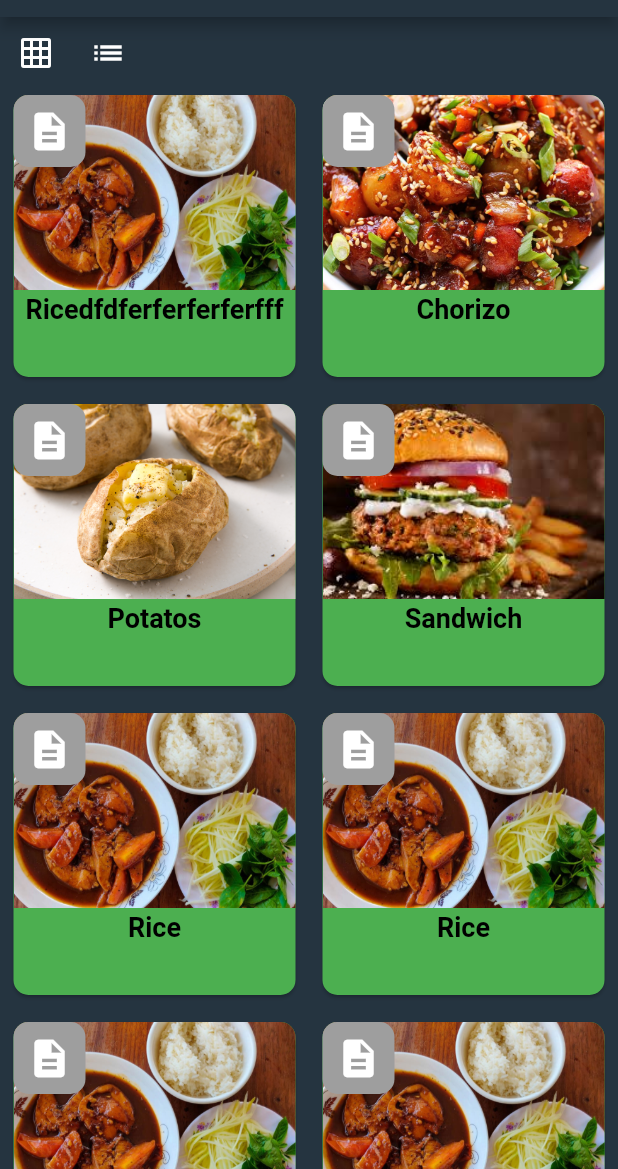
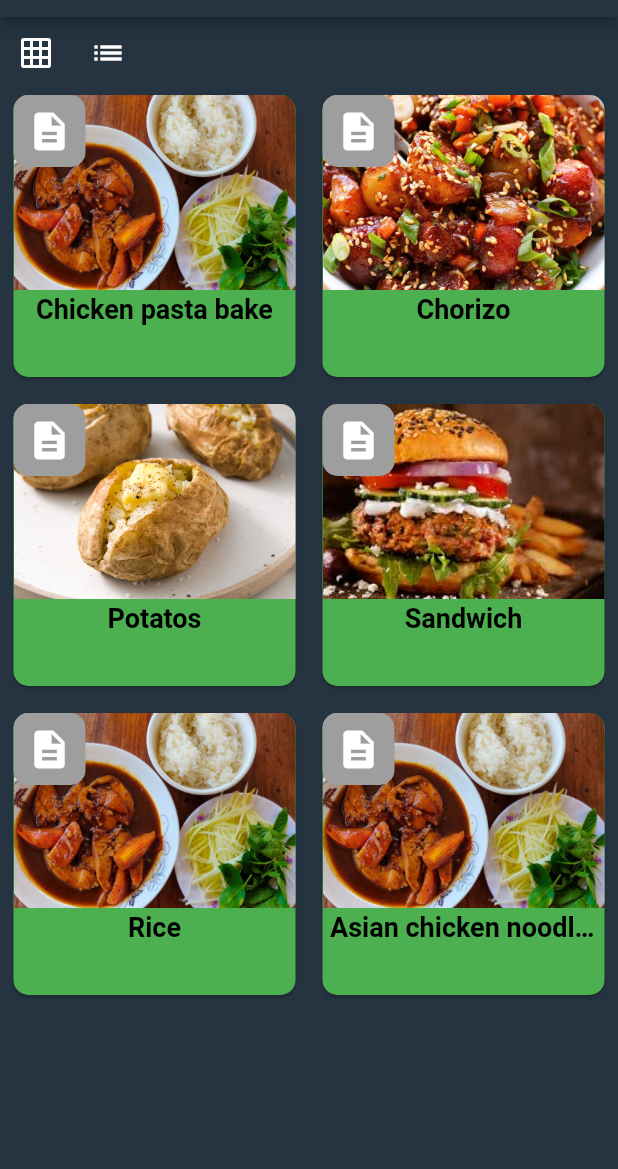
Before and after one commit to sokheangchhat/recipes, a Flutter app: the screen it shows after launch, on a phone screen of 412 x 824 dp, the part 67-1236 px from its top. Run offline on Flutter 3.47's test engine with Material 2 defaults, Android fonts, the phone set to English and light mode, and no system bars; our stand-ins replace sqflite, toast; accounts and stored records are empty.

```diff
--- a/lib/bloc/bloc.dart
+++ b/lib/bloc/bloc.dart
@@ -1,5 +1,3 @@
-// import 'package:flutter/material.dart';
-
 abstract class Bloc{
   void dispose();
 }
--- a/lib/controller/my_recipe_controller.dart
+++ b/lib/controller/my_recipe_controller.dart
@@ -2,16 +2,16 @@ import 'package:recipes/services/connection.dart';
 import 'package:sqflite/sqflite.dart';
 
 class MyRecipeController {
-  RecipceConnection _recipceConnection;
+  RecipceConnection _recipeConnection;
   MyRecipeController() {
-    this._recipceConnection= RecipceConnection();
+    this._recipeConnection= RecipceConnection();
   }
 
   static Database _database;
   Future<Database> get database async{
     if(_database != null )
       return _database;
-    _database = await _recipceConnection.setDatabase();
+    _database = await _recipeConnection.setDatabase();
       return _database;
   }
   // Inserting data
--- a/lib/models/data.dart
+++ b/lib/models/data.dart
@@ -4,17 +4,17 @@ List<Map<String, dynamic>> recipes = [
 
   {
     "image": "themes/images/rice.jpg",
-    "title": "Ricedfdferferferferfff",
+    "title": "Chicken pasta bake",
     "nutrition": ["kcal: 318", "fat: 13g"," saturates: 6g", "carbs: 36g","sugars:8g","fibre: 4g","protein:13g","salt: 1.7g"],
     "ingredients": ["1 tbsp olive oil","1 onion , finely chopped","2 garlic cloves , crushed","120g chorizo , diced","2 x 400g cans chopped tomatoes","1 tsp caster sugar"," 600g fresh gnocchi","125g mozzarella ball, cut into chunks","small bunch of basil , torn","small bunch of basil , torn","green salad , to serve"],
-    "steps": ["ddoen","eofj","dfoef"],
+    "steps": ["Heat the oil in a medium pan over a medium heat. Fry the onion and garlic for 8-10 mins until soft. Add the chorizo and fry for 5 mins more. Tip in the tomatoes and sugar, and season. Bring to a simmer, then add the gnocchi and cook for 8 mins, stirring often, until soft. Heat the grill to high.","Stir ¾ of the mozzarella and most of the basil through the gnocchi. Divide the mixture between six ovenproof ramekins, or put in one baking dish. Top with the remaining mozzarella, then grill for 3 mins, or until the cheese is melted and golden. Season, scatter over the remaining basil and serve with green salad.","Heat the oil in a medium pan over a medium heat."],
   },
   {
     "image": "themes/images/delish.jpg",
     "title": "Chorizo",
-    "nutrition": ["kcal: 318", "fat: 13g"," saturates: 6g", "carbs: 36g","sugars:8g","fibre: 4g","protein:13g","salt: 1.7g"],
-    "ingredients": ["1 tbsp olive oil","1 onion , finely chopped","2 garlic cloves , crushed","120g chorizo , diced","2 x 400g cans chopped tomatoes","1 tsp caster sugar"," 600g fresh gnocchi","125g mozzarella ball, cut into chunks","small bunch of basil , torn","small bunch of basil , torn","green salad , to serve"],
-    "steps": ["Heat the oil in a medium pan over a medium heat. Fry the onion and garlic for 8-10 mins until soft. Add the chorizo and fry for 5 mins more. Tip in the tomatoes and sugar, and season. Bring to a simmer, then add the gnocchi and cook for 8 mins, stirring often, until soft. Heat the grill to high.","Stir ¾ of the mozzarella and most of the basil through the gnocchi. Divide the mixture between six ovenproof ramekins, or put in one baking dish. Top with the remaining mozzarella, then grill for 3 mins, or until the cheese is melted and golden. Season, scatter over the remaining basil and serve with green salad."],
+    "nutrition": ["kcal: 575", "fat: 30g"," saturates: 14g", "carbs: 41g","sugars:9g","fibre: 5g","protein:33g","salt: 0.5g"],
+    "ingredients": ["4 tbsp olive oil","1 onion , finely chopped","2 garlic cloves , crushed","120g chorizo , diced","2 x 400g cans chopped tomatoes","1 tsp caster sugar"," 600g fresh gnocchi","125g mozzarella ball, cut into chunks","small bunch of basil , torn","small bunch of basil , torn","green salad , to serve"],
+    "steps": ["Heat 2 tbsp of the oil in a pan over a medium heat and fry the onion gently for 10-12 mins. Add the garlic and chilli flakes and cook for 1 min. Tip in the tomatoes and sugar and season to taste. Simmer uncovered for 20 mins or until thickened, then stir through the mascarpone. ","Heat 1 tbsp of oil in a non-stick frying pan. Season the chicken and fry for 5-7 mins or until the chicken is cooked through. ","Heat the oven to 220C/200C fan/gas 7. Cook the penne following pack instructions. Drain and toss with the remaining oil. Tip the pasta into a medium sized ovenproof dish. Stir in the chicken and pour over the sauce. Top with the cheddar, mozzarella and parsley. Bake for 20 mins or until golden brown and bubbling."],
   },
   {
     "image": "themes/images/potato.png",
@@ -26,17 +26,10 @@ List<Map<String, dynamic>> recipes = [
   {
     "image": "themes/images/jaja.jpeg",
     "title": "Sandwich",
-    "nutrition": ["kcal: 318", "fat: 13g"," saturates: 6g", "carbs: 36g","sugars:8g","fibre: 4g","protein:13g","salt: 1.7g"],
-    "ingredients": ["1 tbsp olive oil","1 onion , finely chopped","2 garlic cloves , crushed","120g chorizo , diced","2 x 400g cans chopped tomatoes","1 tsp caster sugar"," 600g fresh gnocchi","125g mozzarella ball, cut into chunks","small bunch of basil , torn","small bunch of basil , torn","green salad , to serve"],
-    "steps": ["Heat the oil in a medium pan over a medium heat. Fry the onion and garlic for 8-10 mins until soft. Add the chorizo and fry for 5 mins more. Tip in the tomatoes and sugar, and season. Bring to a simmer, then add the gnocchi and cook for 8 mins, stirring often, until soft. Heat the grill to high.","Stir ¾ of the mozzarella and most of the basil through the gnocchi. Divide the mixture between six ovenproof ramekins, or put in one baking dish. Top with the remaining mozzarella, then grill for 3 mins, or until the cheese is melted and golden. Season, scatter over the remaining basil and serve with green salad.","Heat the oil in a medium pan over a medium heat."],
+    "nutrition": ["kcal: 217", "fat: 2g"," saturates: 0.4g", "carbs: 26g","sugars:1g","fibre: 0.6g","protein:26g","salt: 2.5g"],
+    "ingredients": ["1 boneless, skinless chicken breast (about 175g)","1 tsp chopped fresh ginger","1 garlic clove, finely chopped","50g rice or wheat noodles","2 tbsp sweetcorn, canned or frozen","2-3 mushrooms, thinly sliced","2 spring onions, shredded","2 tsp soy sauce, plus extra for serving","mint or basil leaves and a little shredded chilli (optional), to serve"],
+    "steps": ["Pour the stock into a pan and add the chicken breast, ginger and garlic. Bring to the boil, then reduce the heat, partly cover and simmer for 20 mins, until the chicken is tender.","Put the chicken on a board and shred into bite-size pieces using a couple of forks. Return the chicken to the stock with the noodles, sweetcorn, mushrooms, spring onion and soy sauce. Simmer for 3-4 mins until the noodles are tender.","Ladle into two bowls and scatter over the remaining spring onion, mint or basil leaves and chilli, if using. Serve with extra soy sauce."],
 
-  },
-  {
-    "image": "themes/images/rice.jpg",
-    "title": "Rice",
-    "nutrition": ["kcal: 318", "fat: 13g"," saturates: 6g", "carbs: 36g","sugars:8g","fibre: 4g","protein:13g","salt: 1.7g"],
-    "ingredients": ["1 tbsp olive oil","1 onion , finely chopped","2 garlic cloves , crushed","120g chorizo , diced","2 x 400g cans chopped tomatoes","1 tsp caster sugar"," 600g fresh gnocchi","125g mozzarella ball, cut into chunks","small bunch of basil , torn","small bunch of basil , torn","green salad , to serve"],
-    "steps": ["this is a php.","this is a apple","this is a dog"],
   },
   {
     "image": "themes/images/rice.jpg",
@@ -47,17 +40,12 @@ List<Map<String, dynamic>> recipes = [
   },
   {
     "image": "themes/images/rice.jpg",
-    "title": "Rice",
+    "title": "Asian chicken noodle soup",
     "nutrition": ["kcal: 318", "fat: 13g"," saturates: 6g", "carbs: 36g","sugars:8g","fibre: 4g","protein:13g","salt: 1.7g"],
     "ingredients": ["1 tbsp olive oil","1 onion , finely chopped","2 garlic cloves , crushed","120g chorizo , diced","2 x 400g cans chopped tomatoes","1 tsp caster sugar"," 600g fresh gnocchi","125g mozzarella ball, cut into chunks","small bunch of basil , torn","small bunch of basil , torn","green salad , to serve"],
-    "steps": ["Heat the oil in a medium pan over a medium heat. Fry the onion and garlic for 8-10 mins until soft. Add the chorizo and fry for 5 mins more. Tip in the tomatoes and sugar, and season. Bring to a simmer, then add the gnocchi and cook for 8 mins, stirring often, until soft. Heat the grill to high.","Stir ¾ of the mozzarella and most of the basil through the gnocchi. Divide the mixture between six ovenproof ramekins, or put in one baking dish. Top with the remaining mozzarella, then grill for 3 mins, or until the cheese is melted and golden. Season, scatter over the remaining basil and serve with green salad."],
-  },
-  {
-    "image": "themes/images/rice.jpg",
-    "title": "Rice",
-    "nutrition": ["kcal: 318", "fat: 13g"," saturates: 6g", "carbs: 36g","sugars:8g","fibre: 4g","protein:13g","salt: 1.7g"],
-    "ingredients": ["1 tbsp olive oil","1 onion , finely chopped","2 garlic cloves , crushed","120g chorizo , diced","2 x 400g cans chopped tomatoes","1 tsp caster sugar"," 600g fresh gnocchi","125g mozzarella ball, cut into chunks","small bunch of basil , torn","small bunch of basil , torn","green salad , to serve"],
-    "steps": ["Heat the oil in a medium pan over a medium heat. Fry the onion and garlic for 8-10 mins until soft. Add the chorizo and fry for 5 mins more. Tip in the tomatoes and sugar, and season. Bring to a simmer, then add the gnocchi and cook for 8 mins, stirring often, until soft. Heat the grill to high.","Stir ¾ of the mozzarella and most of the basil through the gnocchi. Divide the mixture between six ovenproof ramekins, or put in one baking dish. Top with the remaining mozzarella, then grill for 3 mins, or until the cheese is melted and golden. Season, scatter over the remaining basil and serve with green salad."],
+    "steps": ["Slice the chicken breasts into strips about 1cm wide and the full length of the breast. Briefly marinate the chicken in the sake and leave to one side for a few mins.","Mix the ginger with the whites of the spring onions, soy sauce, sesame oil and garlic.","Put 2 litres of water in a saucepan and bring to the boil. Pour in the ginger soy mixture, reduce the heat and cook just below a simmer for 5 mins.","Add the chicken and sake mix, noodles and chillies to the stock and turn the heat up. As soon as the broth comes to the boil, turn off the heat. Slowly pour the egg into the broth, stirring all the time. Add the green parts of the spring onions and stir through. Leave to sit for 2 mins.","Ladle the soup evenly into six bowls. Sprinkle with the toasted sesame seeds and coriander, with a few seaweed flakes, if you like."],
   },
 
+
+
 ];
--- a/lib/screens/myrecipes_screen.dart
+++ b/lib/screens/myrecipes_screen.dart
@@ -12,7 +12,7 @@ class MyRecipesScreen extends StatefulWidget {
   final recipeItem;
   final save;
 
-  const MyRecipesScreen({Key key, this.recipeItem, this.save}) : super(key: key);
+  MyRecipesScreen({Key key, this.recipeItem, this.save}) : super(key: key);
 
   @override
   _MyRecipesScreenState createState() => _MyRecipesScreenState();
--- a/lib/screens/recipes_screen.dart
+++ b/lib/screens/recipes_screen.dart
@@ -161,7 +161,7 @@ class _RecipesScreenState extends State<RecipesScreen> {
                 Container(
                   child: ListTile(
                     leading: Icon(Icons.save),
-                    title: Text('Myrecipes'),
+                    title: Text('My Recipes'),
                     onTap: () {
                       Navigator.push(
                         context,
@@ -222,10 +222,10 @@ class _RecipesScreenState extends State<RecipesScreen> {
       padding: const EdgeInsets.all(10),
       itemCount: recipes.length,
       itemBuilder: (BuildContext context, index) {
-        // return Text(recipes[index]['title']);
         return RecipesListCard(
           recipeItem: recipes[index],
         );
-      });
+      }
+    );
   }
 }
--- a/pubspec.yaml
+++ b/pubspec.yaml
@@ -52,6 +52,7 @@ flutter:
     - themes/images/potato.png
     - themes/images/rice.jpg
 
+
   # An image asset can refer to one or more resolution-specific "variants", see
   # https://flutter.dev/assets-and-images/#resolution-aware.
 
```
Also changed, not shown: lib/screens/recipes_detial.dart (+37 -16 lines), lib/screens/search_screen.dart (+1 -17 lines), lib/widgets/body_myreicipes.dart (+20 -29 lines), lib/widgets/body_notification.dart (+2 -46 lines), lib/widgets/recipe_card.dart (+45 -6 lines).
